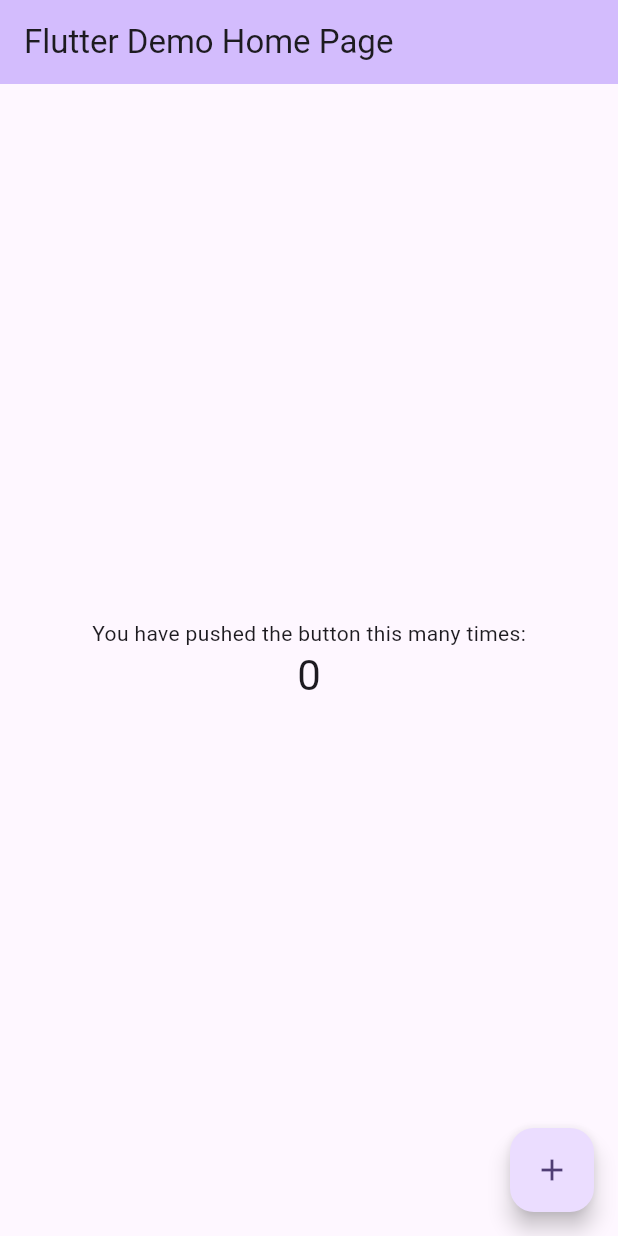
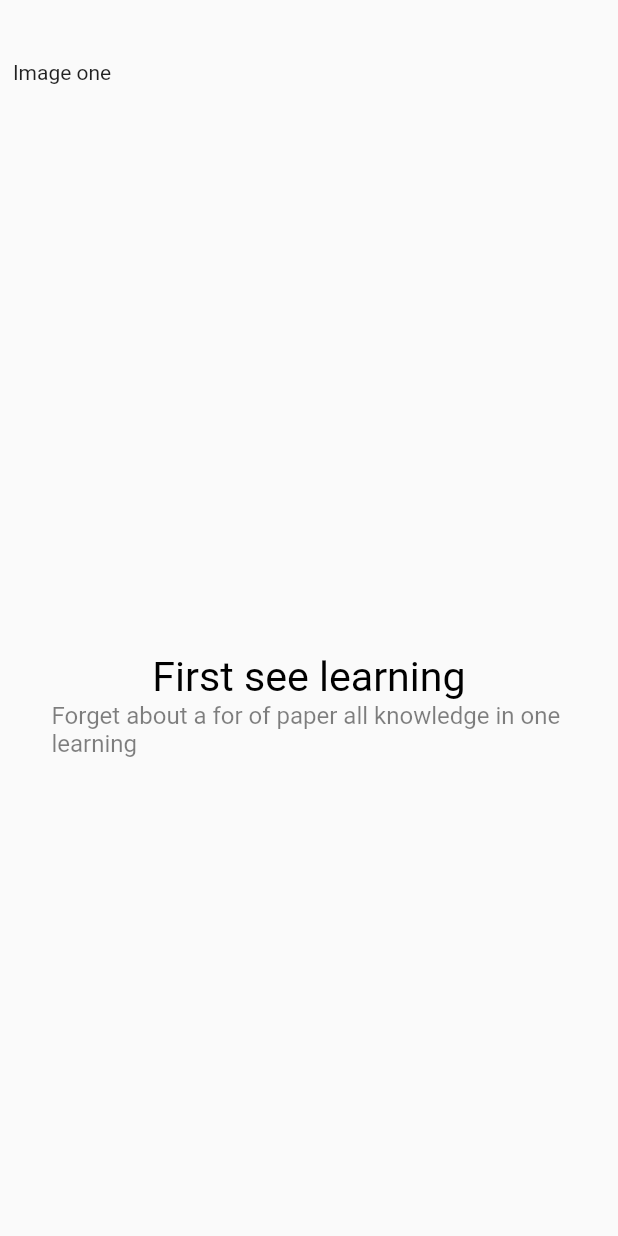
Before and after one commit to NadimOvi/e_learning_app, a Flutter app: the screen it shows after launch, on a phone screen of 412 x 824 dp. Run offline on Flutter 3.47's test engine with Material 2 defaults, Android fonts, the phone set to English and light mode, and no system bars; our stand-ins replace bloc, flutter_bloc, flutter_screenutil.

Commit message:
New Commit

```diff
--- /dev/null
+++ b/lib/app_blocs.dart
@@ -0,0 +1,17 @@
+import 'package:e_learning_app/app_events.dart';
+import 'package:e_learning_app/app_state.dart';
+import 'package:flutter_bloc/flutter_bloc.dart';
+
+class AppBlocs extends Bloc<AppEvents, AppStates> {
+  AppBlocs() : super(InitStates()) {
+    on<Increment>((event, emit) {
+      emit(AppStates(counter: state.counter + 1));
+      print(state.counter);
+    });
+
+    on<Decrements>((event, emit) {
+      emit(AppStates(counter: state.counter - 1));
+      print(state.counter);
+    });
+  }
+}
--- /dev/null
+++ b/lib/app_events.dart
@@ -0,0 +1,5 @@
+class AppEvents {}
+
+class Increment extends AppEvents {}
+
+class Decrements extends AppEvents {}
--- /dev/null
+++ b/lib/app_state.dart
@@ -0,0 +1,8 @@
+class AppStates {
+  int counter;
+  AppStates({required this.counter});
+}
+
+class InitStates extends AppStates {
+  InitStates() : super(counter: 0);
+}
--- a/lib/main.dart
+++ b/lib/main.dart
@@ -1,4 +1,10 @@
+import 'package:e_learning_app/app_blocs.dart';
+import 'package:e_learning_app/app_events.dart';
+import 'package:e_learning_app/app_state.dart';
+import 'package:e_learning_app/pages/welcome/welcome.dart';
 import 'package:flutter/material.dart';
+import 'package:flutter_bloc/flutter_bloc.dart';
+import 'package:flutter_screenutil/flutter_screenutil.dart';
 
 void main() {
   runApp(const MyApp());
@@ -7,32 +13,22 @@ void main() {
 class MyApp extends StatelessWidget {
   const MyApp({super.key});
 
-  // This widget is the root of your application.
   @override
   Widget build(BuildContext context) {
-    return MaterialApp(
-      title: 'Flutter Demo',
-      theme: ThemeData(
-
-        colorScheme: ColorScheme.fromSeed(seedColor: Colors.deepPurple),
-        useMaterial3: true,
+    return BlocProvider(
+      create: (context) => AppBlocs(),
+      child: ScreenUtilInit(
+        builder: (context, child) => const MaterialApp(
+          debugShowCheckedModeBanner: false,
+          home: Welcome(),
         ),
-      home: const MyHomePage(title: 'Flutter Demo Home Page'),
+      ),
     );
   }
 }
 
 class MyHomePage extends StatefulWidget {
   const MyHomePage({super.key, required this.title});
-
-  // This widget is the home page of your application. It is stateful, meaning
-  // that it has a State object (defined below) that contains fields that affect
-  // how it looks.
-
-  // This class is the configuration for the state. It holds the values (in this
-  // case the title) provided by the parent (in this case the App widget) and
-  // used by the build method of the State. Fields in a Widget subclass are
-  // always marked "final".
 
   final String title;
 
@@ -43,69 +39,62 @@ class MyHomePage extends StatefulWidget {
 class _MyHomePageState extends State<MyHomePage> {
   int _counter = 0;
 
-  void _incrementCounter() {
+  void _decrementCounter() {
     setState(() {
-      // This call to setState tells the Flutter framework that something has
-      // changed in this State, which causes it to rerun the build method below
-      // so that the display can reflect the updated values. If we changed
-      // _counter without calling setState(), then the build method would not be
-      // called again, and so nothing would appear to happen.
-      _counter++;
+      _counter--;
     });
   }
 
   @override
   Widget build(BuildContext context) {
-    // This method is rerun every time setState is called, for instance as done
-    // by the _incrementCounter method above.
-    //
-    // The Flutter framework has been optimized to make rerunning build methods
-    // fast, so that you can just rebuild anything that needs updating rather
-    // than having to individually change instances of widgets.
     return Scaffold(
       appBar: AppBar(
-        // TRY THIS: Try changing the color here to a specific color (to
-        // Colors.amber, perhaps?) and trigger a hot reload to see the AppBar
-        // change color while the other colors stay the same.
         backgroundColor: Theme.of(context).colorScheme.inversePrimary,
-        // Here we take the value from the MyHomePage object that was created by
-        // the App.build method, and use it to set our appbar title.
         title: Text(widget.title),
       ),
       body: Center(
-        // Center is a layout widget. It takes a single child and positions it
-        // in the middle of the parent.
-        child: Column(
-          // Column is also a layout widget. It takes a list of children and
-          // arranges them vertically. By default, it sizes itself to fit its
-          // children horizontally, and tries to be as tall as its parent.
-          //
-          // Column has various properties to control how it sizes itself and
-          // how it positions its children. Here we use mainAxisAlignment to
-          // center the children vertically; the main axis here is the vertical
-          // axis because Columns are vertical (the cross axis would be
-          // horizontal).
-          //
-          // TRY THIS: Invoke "debug painting" (choose the "Toggle Debug Paint"
-          // action in the IDE, or press "p" in the console), to see the
-          // wireframe for each widget.
+        child: BlocBuilder<AppBlocs, AppStates>(
+          builder: (context, state) {
+            return Column(
               mainAxisAlignment: MainAxisAlignment.center,
               children: <Widget>[
                 const Text(
                   'You have pushed the button this many times:',
                 ),
                 Text(
-              '$_counter',
+                  //'$_counter',
+                  "${BlocProvider.of<AppBlocs>(context).state.counter}",
+
                   style: Theme.of(context).textTheme.headlineMedium,
                 ),
               ],
+            );
+          },
         ),
       ),
-      floatingActionButton: FloatingActionButton(
+      /* floatingActionButton: FloatingActionButton(
         onPressed: _incrementCounter,
         tooltip: 'Increment',
         child: const Icon(Icons.add),
-      ), // This trailing comma makes auto-formatting nicer for build methods.
+      ), */
+      floatingActionButton: Row(
+        mainAxisAlignment: MainAxisAlignment.spaceAround,
+        children: [
+          FloatingActionButton(
+            onPressed: () =>
+                BlocProvider.of<AppBlocs>(context).add(Increment()),
+            tooltip: 'Increment',
+            child: const Icon(Icons.add),
+          ),
+          FloatingActionButton(
+            onPressed: () =>
+                BlocProvider.of<AppBlocs>(context).add(Decrements()),
+            tooltip: 'Decrement',
+            child: const Icon(Icons.remove),
+          )
+        ],
+      ),
+      // This trailing comma makes auto-formatting nicer for build methods.
     );
   }
 }
--- /dev/null
+++ b/lib/pages/welcome/bloc/welcome_event.dart
@@ -0,0 +1,4 @@
+part of 'welcome_bloc.dart';
+
+@immutable
+sealed class WelcomeEvent {}
--- /dev/null
+++ b/lib/pages/welcome/bloc/welcome_state.dart
@@ -0,0 +1,6 @@
+part of 'welcome_bloc.dart';
+
+@immutable
+sealed class WelcomeState {}
+
+final class WelcomeInitial extends WelcomeState {}
--- /dev/null
+++ b/lib/pages/welcome/welcome.dart
@@ -0,0 +1,61 @@
+import 'package:flutter/material.dart';
+import 'package:flutter_screenutil/flutter_screenutil.dart';
+
+class Welcome extends StatefulWidget {
+  const Welcome({super.key});
+
+  @override
+  State<Welcome> createState() => _WelcomeState();
+}
+
+class _WelcomeState extends State<Welcome> {
+  @override
+  Widget build(BuildContext context) {
+    return Container(
+      color: Colors.white,
+      child: Scaffold(
+        body: Container(
+          margin: EdgeInsets.only(top: 34.h),
+          width: 375.w,
+          child: Stack(
+            children: [
+              PageView(
+                children: [
+                  Column(
+                    children: [
+                      SizedBox(
+                        width: 345.w,
+                        height: 345.w,
+                        child: Text("Image one"),
+                      ),
+                      Container(
+                        child: Text(
+                          "First see learning",
+                          style: TextStyle(
+                              color: Colors.black,
+                              fontSize: 24.sp,
+                              fontWeight: FontWeight.normal),
+                        ),
+                      ),
+                      Container(
+                        width: 375.w,
+                        padding: EdgeInsets.only(left: 30.w, right: 30.w),
+                        child: Text(
+                          "Forget about a for of paper all knowledge in one learning",
+                          style: TextStyle(
+                              color: Colors.black.withOpacity(0.5),
+                              fontSize: 14.sp,
+                              fontWeight: FontWeight.normal),
+                        ),
+                      )
+                    ],
+                  )
+                ],
+              )
+            ],
+          ),
+        ),
+      ),
+    );
+  }
+}
```
Also changed, not shown: lib/pages/welcome/bloc/welcome_bloc.dart (added, +13 -0 lines), pubspec.yaml (+4 -69 lines), pubspec.lock. Lines whose indentation alone changed are shown as unchanged.
